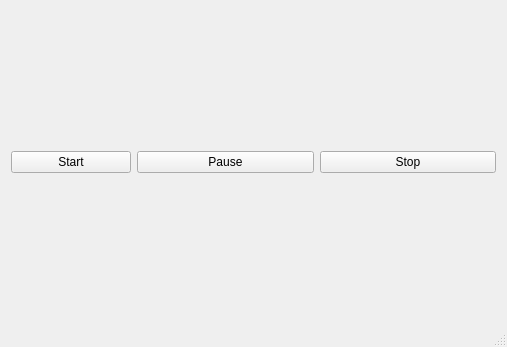
This is mainwindow.ui in elgris/TestTask as Qt 5 draws it before an edit. The edited form follows.
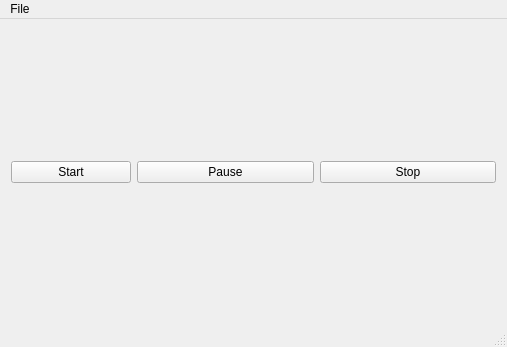
This is the edited form.

Diff of the .ui file:
```diff
--- a/mainwindow.ui
+++ b/mainwindow.ui
@@ -80,6 +80,17 @@
      <height>21</height>
     </rect>
    </property>
+   <widget class="QMenu" name="menuFile">
+    <property name="title">
+     <string>File</string>
+    </property>
+    <addaction name="separator"/>
+    <addaction name="actionSave"/>
+    <addaction name="actionLoad"/>
+    <addaction name="separator"/>
+    <addaction name="actionExit"/>
+   </widget>
+   <addaction name="menuFile"/>
   </widget>
   <widget class="QStatusBar" name="statusBar"/>
  </widget>
```
Left out of the diff: 18 changed lines with no effect on the pictures.
